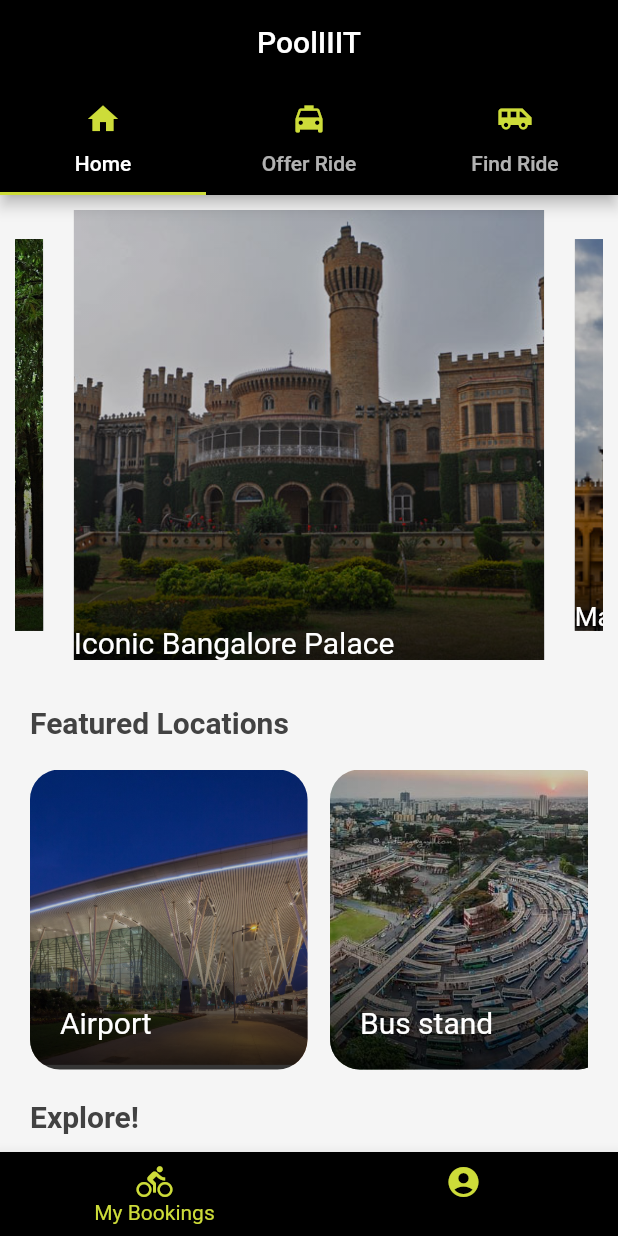
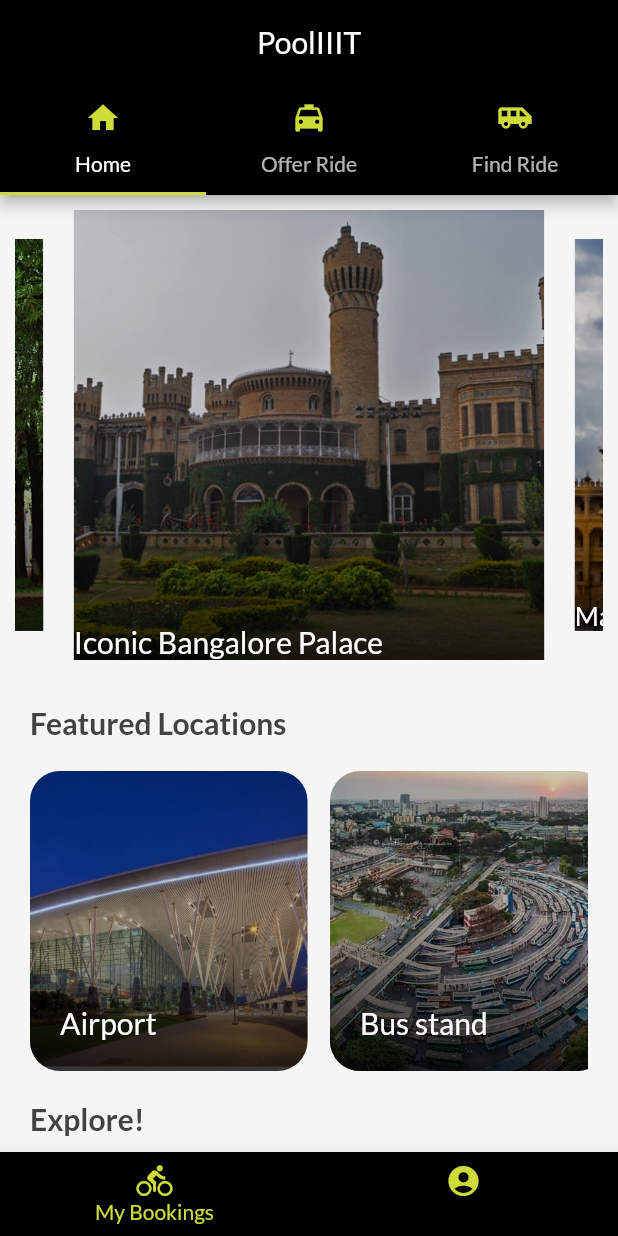
Before and after one commit to jaggu21/PoolIIIT_mobileApp, a Flutter app: the screen it shows after launch, on a phone screen of 412 x 824 dp. Run offline on Flutter 3.47's test engine with Material 2 defaults, Android fonts, the phone set to English and light mode, and no system bars; drawn by our look-alikes of carousel_slider; our stand-ins replace date_time_picker, transparent_image.

Commit message:
Added custom fonts

```diff
--- a/lib/main.dart
+++ b/lib/main.dart
@@ -8,6 +8,9 @@ import 'package:PoolIIIT_mobileApp/screens/exploreScreens/food.dart';
 import 'package:PoolIIIT_mobileApp/screens/home_page.dart';
 import 'package:PoolIIIT_mobileApp/screens/splash_screen.dart';
 import 'package:flutter/material.dart';
+
+import 'screens/home_page.dart';
+import 'screens/splash_screen.dart';
 
 void main() {
   runApp(MyApp());
@@ -22,6 +25,7 @@ class MyApp extends StatelessWidget {
         primaryColor: Colors.black,
         primarySwatch: Colors.lime,
         accentColor: Colors.lime,
+        fontFamily: 'Lato',
       ),
       home: SplashScreen(),
       routes: {
--- a/lib/models/booking.dart
+++ b/lib/providers/booking.dart
@@ -1,4 +1,6 @@
 import 'package:flutter/material.dart';
+import 'package:http/http.dart' as http;
+import 'dart:convert';
 
 class Booking {
   String id;
--- a/lib/screens/home_page.dart
+++ b/lib/screens/home_page.dart
@@ -43,7 +43,9 @@ class _MyHomePageState extends State<MyHomePage> {
           centerTitle: true,
           title: Text(
             "PoolIIIT",
-            style: TextStyle(),
+            style: TextStyle(
+              fontFamily: 'Lato',
+            ),
           ),
           bottom: TabBar(
             tabs: <Widget>[
@@ -136,6 +138,7 @@ class _MyHomePageState extends State<MyHomePage> {
                             fontWeight: FontWeight.bold,
                             color: Colors.grey[800],
                             fontSize: 20,
+                            fontFamily: 'Lato',
                           ),
                         ),
                         SizedBox(
@@ -177,6 +180,7 @@ class _MyHomePageState extends State<MyHomePage> {
                             fontWeight: FontWeight.bold,
                             color: Colors.grey[800],
                             fontSize: 20,
+                            fontFamily: 'Lato',
                           ),
                         ),
                         SizedBox(
@@ -228,7 +232,10 @@ class _MyHomePageState extends State<MyHomePage> {
               ),
               title: Text(
                 "My Bookings",
-                style: TextStyle(color: Colors.white),
+                style: TextStyle(
+                  color: Colors.white,
+                  fontFamily: 'Lato',
+                ),
               ),
             ),
             BottomNavigationBarItem(
@@ -238,7 +245,10 @@ class _MyHomePageState extends State<MyHomePage> {
               ),
               title: Text(
                 "Profile",
-                style: TextStyle(color: Colors.white),
+                style: TextStyle(
+                  color: Colors.white,
+                  fontFamily: 'Lato',
+                ),
               ),
             ),
           ],
--- a/lib/screens/splash_screen.dart
+++ b/lib/screens/splash_screen.dart
@@ -52,6 +52,7 @@ class _SplashScreenState extends State<SplashScreen> {
                           color: Theme.of(context).primaryColor,
                           fontSize: 24.0,
                           fontWeight: FontWeight.bold,
+                          fontFamily: 'Lato',
                         ),
                       )
                     ],
@@ -73,6 +74,7 @@ class _SplashScreenState extends State<SplashScreen> {
                         color: Theme.of(context).primaryColor,
                         fontSize: 18,
                         fontWeight: FontWeight.bold,
+                        fontFamily: 'Lato',
                       ),
                     ),
                   ],
--- a/lib/widgets/bookingCard.dart
+++ b/lib/widgets/bookingCard.dart
@@ -57,6 +57,7 @@ class BookingCard extends StatelessWidget {
                       style: TextStyle(
                         fontSize: 15.0,
                         fontWeight: FontWeight.bold,
+                        fontFamily: 'Anton',
                       ),
                     ),
                   ),
@@ -74,6 +75,7 @@ class BookingCard extends StatelessWidget {
                       style: TextStyle(
                         fontSize: 15.0,
                         fontWeight: FontWeight.bold,
+                        fontFamily: 'Anton',
                       ),
                     ),
                   ),
@@ -88,6 +90,7 @@ class BookingCard extends StatelessWidget {
                       style: TextStyle(
                         fontSize: 15.0,
                         fontWeight: FontWeight.bold,
+                        fontFamily: 'Anton',
                       ),
                     ),
                   ),
@@ -102,6 +105,7 @@ class BookingCard extends StatelessWidget {
                       style: TextStyle(
                         fontSize: 15.0,
                         fontWeight: FontWeight.bold,
+                        fontFamily: 'Anton',
                       ),
                     ),
                   ),
@@ -116,6 +120,7 @@ class BookingCard extends StatelessWidget {
                       style: TextStyle(
                         fontSize: 15.0,
                         fontWeight: FontWeight.bold,
+                        fontFamily: 'Anton',
                       ),
                     ),
                     subtitle: Text(
--- a/lib/widgets/make_item.dart
+++ b/lib/widgets/make_item.dart
@@ -51,6 +51,7 @@ class MakeItem extends StatelessWidget {
                 style: TextStyle(
                   color: Colors.white,
                   fontSize: 20,
+                  fontFamily: 'Lato',
                 ),
               ),
             ),
```
Also changed, not shown: lib/screens/RideScreens/offerRide.dart (+54 -3 lines), pubspec.yaml (+12 -7 lines), assets/fonts/Anton-Regular.ttf (added), assets/fonts/Lato-Bold.ttf (added), assets/fonts/Lato-Regular.ttf (added), pubspec.lock.
